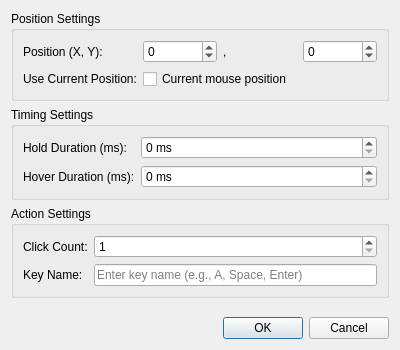
This is additionalsettingsdialog.ui in ilpenSE/autoclicker as Qt 5 draws it before an edit. The edited form follows.
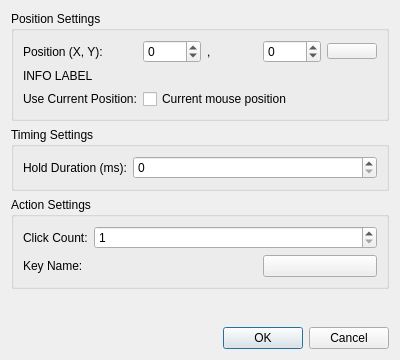
This is the edited form. Icons and pictures are not drawn. Custom widgets are drawn as their Qt base class.

```diff
--- a/additionalsettingsdialog.ui
+++ b/additionalsettingsdialog.ui
@@ -7,7 +7,7 @@
     <x>0</x>
     <y>0</y>
     <width>400</width>
-    <height>350</height>
+    <height>360</height>
    </rect>
   </property>
   <property name="windowTitle">
@@ -59,22 +59,58 @@
           </property>
          </widget>
         </item>
+        <item>
+         <widget class="QPushButton" name="btnRecordPos">
+          <property name="styleSheet">
+           <string notr="true">padding: 0;</string>
+          </property>
+          <property name="text">
+           <string/>
+          </property>
+          <property name="icon">
+           <iconset resource="icons.qrc">
+            <normaloff>:/assets/icons/cursor.svg</normaloff>:/assets/icons/cursor.svg</iconset>
+          </property>
+         </widget>
+        </item>
        </layout>
       </item>
-      <item row="1" column="0">
+      <item row="3" column="0">
        <widget class="QLabel" name="labelCurrentPos">
         <property name="text">
          <string>Use Current Position:</string>
         </property>
        </widget>
       </item>
-      <item row="1" column="1">
+      <item row="3" column="1">
        <widget class="QCheckBox" name="checkBoxCurrentPos">
         <property name="text">
          <string>Current mouse position</string>
         </property>
        </widget>
       </item>
+      <item row="2" column="0" colspan="2">
+       <widget class="QLabel" name="labelPosInfo">
+        <property name="sizePolicy">
+         <sizepolicy hsizetype="Preferred" vsizetype="Fixed">
+          <horstretch>0</horstretch>
+          <verstretch>0</verstretch>
+         </sizepolicy>
+        </property>
+        <property name="maximumSize">
+         <size>
+          <width>16777215</width>
+          <height>16777215</height>
+         </size>
+        </property>
+        <property name="text">
+         <string>INFO LABEL</string>
+        </property>
+        <property name="wordWrap">
+         <bool>true</bool>
+        </property>
+       </widget>
+      </item>
      </layout>
     </widget>
    </item>
@@ -100,28 +136,14 @@
          <number>999999</number>
         </property>
         <property name="suffix">
-         <string> ms</string>
+         <string> </string>
         </property>
-       </widget>
-      </item>
-      <item row="1" column="0">
-       <widget class="QLabel" name="labelHoverDuration">
-        <property name="text">
-         <string>Hover Duration (ms):</string>
-        </property>
-       </widget>
-      </item>
-      <item row="1" column="1">
-       <widget class="QSpinBox" name="spinBoxHoverDuration">
         <property name="minimum">
          <number>0</number>
         </property>
         <property name="maximum">
          <number>999999</number>
         </property>
-        <property name="suffix">
-         <string> ms</string>
-        </property>
        </widget>
       </item>
      </layout>
@@ -153,19 +175,34 @@
         </property>
        </widget>
       </item>
-      <item row="1" column="0">
-       <widget class="QLabel" name="labelKeyName">
-        <property name="text">
-         <string>Key Name:</string>
-        </property>
-       </widget>
-      </item>
-      <item row="1" column="1">
-       <widget class="QLineEdit" name="lineEditKeyName">
-        <property name="placeholderText">
-         <string>Enter key name (e.g., A, Space, Enter)</string>
-        </property>
-       </widget>
+      <item row="1" column="0" colspan="2">
+       <layout class="QHBoxLayout" name="keyLayout">
+        <item>
+         <widget class="QLabel" name="labelKeyName">
+          <property name="text">
+           <string>Key Name:</string>
+          </property>
+         </widget>
+        </item>
+        <item>
+         <widget class="HotkeyLineEdit" name="lineEditKeyName" native="true">
+          <property name="placeholderText" stdset="0">
+           <string>Enter key name (e.g., A, Space, Enter)</string>
+          </property>
+         </widget>
+        </item>
+        <item>
+         <widget class="QPushButton" name="btnSelectKey">
+          <property name="text">
+           <string/>
+          </property>
+          <property name="icon">
+           <iconset resource="icons.qrc">
+            <normaloff>:/assets/icons/select.svg</normaloff>:/assets/icons/select.svg</iconset>
+          </property>
+         </widget>
+        </item>
+       </layout>
       </item>
      </layout>
     </widget>
@@ -195,7 +232,16 @@
    </item>
   </layout>
  </widget>
- <resources/>
+ <customwidgets>
+  <customwidget>
+   <class>HotkeyLineEdit</class>
+   <extends>QWidget</extends>
+   <header>hotkeylineedit.h</header>
+  </customwidget>
+ </customwidgets>
+ <resources>
+  <include location="icons.qrc"/>
+ </resources>
  <connections>
   <connection>
    <sender>buttonBox</sender>
```
Left out of the diff: 44 changed lines with no effect on the pictures.
